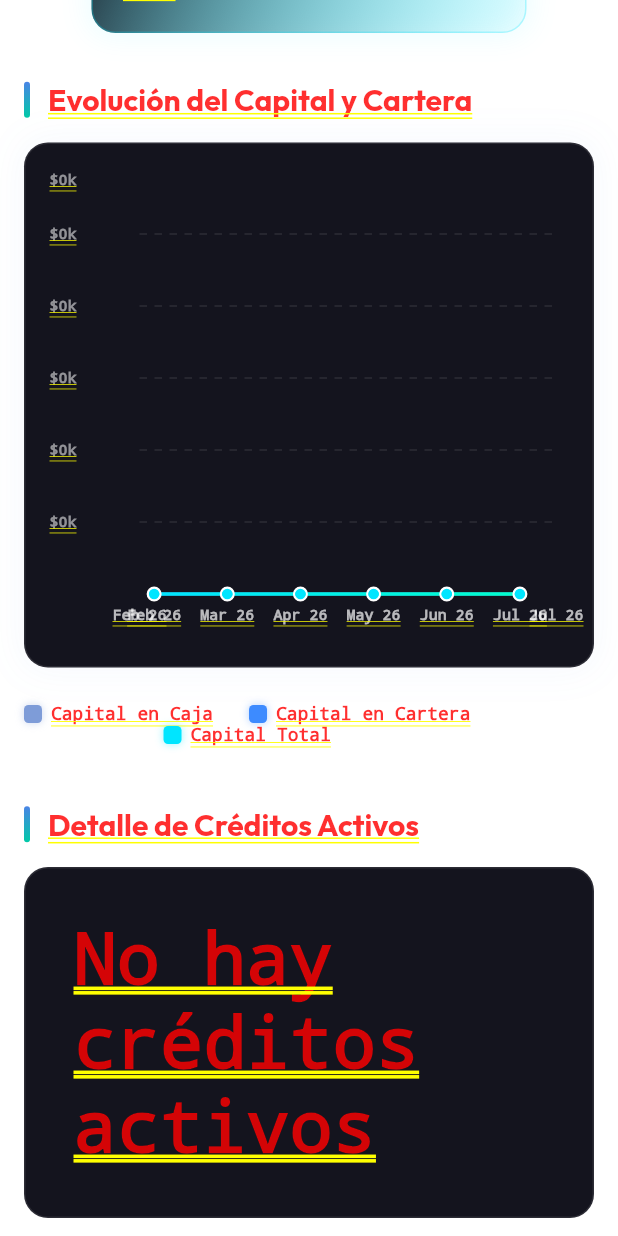
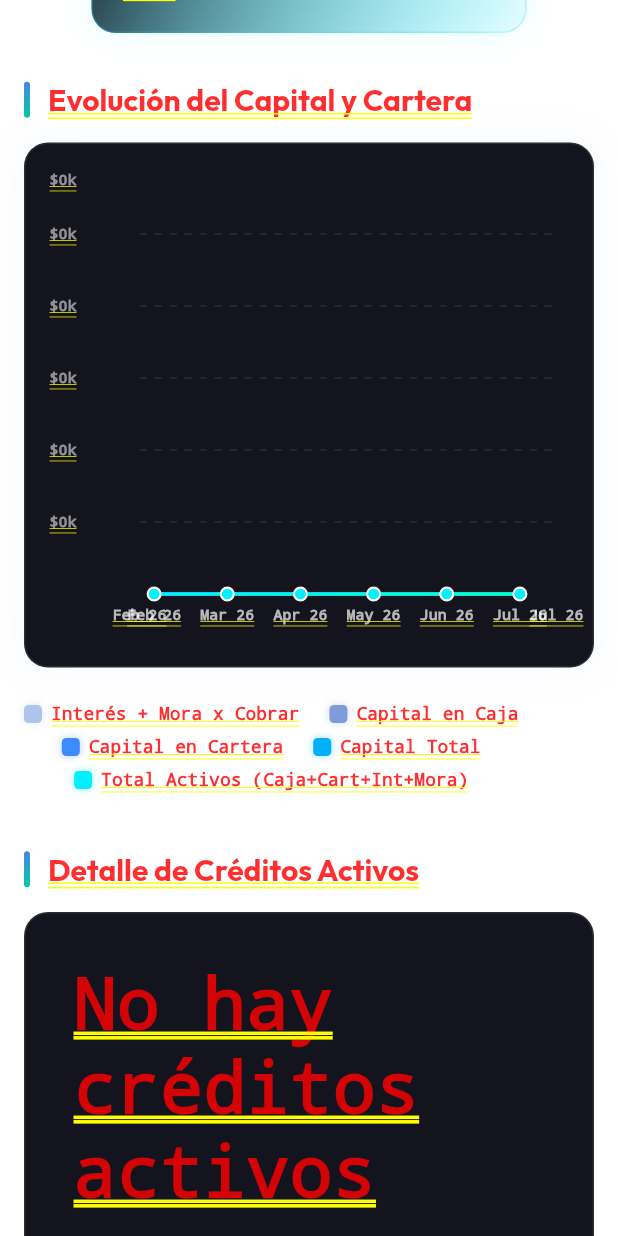
Before and after one commit to ProgramatorJ/finanzas-app, a Flutter app: the HistoricalPortfolioReportScreen screen opened directly, scrolled down 576 dp, on a phone screen of 412 x 824 dp. Run offline on Flutter 3.47's test engine with Material 3 defaults, Android fonts, the phone set to English and light mode, and no system bars; drawn by our look-alikes of fl_chart; our stand-ins replace cloud_firestore, firebase_auth, firebase_core, flex_color_scheme, flutter_local_notifications, flutter_riverpod and 4 more; accounts and stored records are empty.

```diff
--- a/lib/features/reports/historical_portfolio_report_screen.dart
+++ b/lib/features/reports/historical_portfolio_report_screen.dart
@@ -23,6 +23,8 @@ class _HistoricalPeriodData {
   double capitalCartera = 0; // Saldo de capital prestado a clientes (sin intereses)
   double capitalCaja = 0;    // Dinero en caja general
   double capitalTotal = 0;   // Caja + Cartera
+  double interesMora = 0;    // Interés + Mora pendiente por cobrar
+  double totalActivos = 0;   // Caja + Cartera + Interés + Mora (Total General)
 }
 
 class HistoricalPortfolioReportScreen extends ConsumerStatefulWidget {
@@ -220,23 +222,45 @@ class _HistoricalPortfolioReportScreenState extends ConsumerState<HistoricalPort
 
       double totalCapitalDesembolsado = 0;
       double totalCapitalPagado = 0;
+      double totalInteresEsperado = 0;
+      double totalInteresPagado = 0;
+      double totalMoraPendiente = 0;
 
       for (var c in credits) {
         if (c.disbursementDate.isBefore(pEnd) || c.disbursementDate.isAtSameMomentAs(pEnd)) {
           totalCapitalDesembolsado += c.principalAmount;
+          totalInteresEsperado += c.totalInterest;
 
           double capitalPagado = 0;
+          double interestPagado = 0;
+          double moraPagada = 0;
+          double totalMoraPagadaAllTime = 0;
+
           for (var pay in payments) {
-            if (pay.creditId == c.creditId && (pay.paymentDate.isBefore(pEnd) || pay.paymentDate.isAtSameMomentAs(pEnd))) {
-              capitalPagado += pay.appliedToPrincipal;
+            if (pay.creditId == c.creditId) {
+              totalMoraPagadaAllTime += pay.appliedToMora;
+              if (pay.paymentDate.isBefore(pEnd) || pay.paymentDate.isAtSameMomentAs(pEnd)) {
+                capitalPagado += pay.appliedToPrincipal;
+                interestPagado += pay.appliedToInterest;
+                moraPagada += pay.appliedToMora;
+              }
             }
           }
           totalCapitalPagado += capitalPagado;
+          totalInteresPagado += interestPagado;
+
+          if (capitalPagado < c.principalAmount) {
+            double moraRem = (c.accumulatedMora - totalMoraPagadaAllTime + moraPagada).clamp(0.0, double.infinity);
+            totalMoraPendiente += moraRem;
+          }
         }
       }
 
       md.capitalCartera = totalCapitalDesembolsado - totalCapitalPagado;
       if (md.capitalCartera < 0) md.capitalCartera = 0;
+
+      final double interesPendiente = (totalInteresEsperado - totalInteresPagado).clamp(0.0, double.infinity);
+      md.interesMora = interesPendiente + totalMoraPendiente;
 
       // Calcular Caja General histórica al final de este periodo (pEnd)
       final DateTime cutoffDate = DateTime(2026, 7, 1);
@@ -279,11 +303,12 @@ class _HistoricalPortfolioReportScreenState extends ConsumerState<HistoricalPort
 
       md.capitalCaja = recSubs + invSubs - credSubs - expSubs - ipSubs + adjSubs;
       md.capitalTotal = md.capitalCartera + md.capitalCaja;
+      md.totalActivos = md.capitalTotal + md.interesMora;
     }
 
     double maxY = 0;
     for (var p in contiguousPeriods) {
-      final val = dataByPeriod[p]!.capitalTotal;
+      final val = dataByPeriod[p]!.totalActivos;
       if (val > maxY) maxY = val;
     }
     if (maxY == 0) maxY = 100;
@@ -469,6 +494,32 @@ class _HistoricalPortfolioReportScreenState extends ConsumerState<HistoricalPort
                 lineBarsData: [
                   LineChartBarData(
                     spots: List.generate(contiguousPeriods.length, (i) {
+                      return FlSpot(i.toDouble(), dataByPeriod[contiguousPeriods[i]]!.interesMora);
+                    }),
+                    isCurved: true,
+                    gradient: const LinearGradient(colors: [Color(0xFFAEC4EB), Color(0xFFC5D4F0)]),
+                    barWidth: 1.8,
+                    isStrokeCapRound: true,
+                    dotData: FlDotData(
+                      show: true,
+                      getDotPainter: (spot, percent, barData, index) => FlDotCirclePainter(
+                        radius: 3,
+                        color: const Color(0xFFAEC4EB),
+                        strokeWidth: 1.5,
+                        strokeColor: Colors.white,
+                      ),
+                    ),
+                    belowBarData: BarAreaData(
+                      show: true,
+                      gradient: LinearGradient(
+                        colors: [const Color(0xFFAEC4EB).withValues(alpha: 0.06), const Color(0xFFAEC4EB).withValues(alpha: 0.0)],
+                        begin: Alignment.topCenter,
+                        end: Alignment.bottomCenter,
+                      ),
+                    ),
+                  ),
+                  LineChartBarData(
+                    spots: List.generate(contiguousPeriods.length, (i) {
                       return FlSpot(i.toDouble(), dataByPeriod[contiguousPeriods[i]]!.capitalCaja);
                     }),
                     isCurved: true,
@@ -487,7 +538,7 @@ class _HistoricalPortfolioReportScreenState extends ConsumerState<HistoricalPort
                     belowBarData: BarAreaData(
                       show: true,
                       gradient: LinearGradient(
-                        colors: [const Color(0xFF7E9CD8).withValues(alpha: 0.08), const Color(0xFF7E9CD8).withValues(alpha: 0.0)],
+                        colors: [const Color(0xFF7E9CD8).withValues(alpha: 0.06), const Color(0xFF7E9CD8).withValues(alpha: 0.0)],
                         begin: Alignment.topCenter,
                         end: Alignment.bottomCenter,
                       ),
@@ -513,7 +564,7 @@ class _HistoricalPortfolioReportScreenState extends ConsumerState<HistoricalPort
                     belowBarData: BarAreaData(
                       show: true,
                       gradient: LinearGradient(
-                        colors: [const Color(0xFF3D8BFF).withValues(alpha: 0.08), const Color(0xFF3D8BFF).withValues(alpha: 0.0)],
+                        colors: [const Color(0xFF3D8BFF).withValues(alpha: 0.06), const Color(0xFF3D8BFF).withValues(alpha: 0.0)],
                         begin: Alignment.topCenter,
                         end: Alignment.bottomCenter,
                       ),
@@ -524,14 +575,14 @@ class _HistoricalPortfolioReportScreenState extends ConsumerState<HistoricalPort
                       return FlSpot(i.toDouble(), dataByPeriod[contiguousPeriods[i]]!.capitalTotal);
                     }),
                     isCurved: true,
-                    gradient: const LinearGradient(colors: [Color(0xFF00E5FF), Color(0xFF00FFCC)]),
-                    barWidth: 2.2,
+                    gradient: const LinearGradient(colors: [Color(0xFF00B0FF), Color(0xFF00E5FF)]),
+                    barWidth: 1.8,
                     isStrokeCapRound: true,
                     dotData: FlDotData(
                       show: true,
                       getDotPainter: (spot, percent, barData, index) => FlDotCirclePainter(
-                        radius: 3.5,
-                        color: const Color(0xFF00E5FF),
+                        radius: 3,
+                        color: const Color(0xFF00B0FF),
                         strokeWidth: 1.5,
                         strokeColor: Colors.white,
                       ),
@@ -539,7 +590,33 @@ class _HistoricalPortfolioReportScreenState extends ConsumerState<HistoricalPort
                     belowBarData: BarAreaData(
                       show: true,
                       gradient: LinearGradient(
-                        colors: [const Color(0xFF00E5FF).withValues(alpha: 0.12), const Color(0xFF00E5FF).withValues(alpha: 0.0)],
+                        colors: [const Color(0xFF00B0FF).withValues(alpha: 0.08), const Color(0xFF00B0FF).withValues(alpha: 0.0)],
+                        begin: Alignment.topCenter,
+                        end: Alignment.bottomCenter,
+                      ),
+                    ),
+                  ),
+                  LineChartBarData(
+                    spots: List.generate(contiguousPeriods.length, (i) {
+                      return FlSpot(i.toDouble(), dataByPeriod[contiguousPeriods[i]]!.totalActivos);
+                    }),
+                    isCurved: true,
+                    gradient: const LinearGradient(colors: [Color(0xFF00F0FF), Color(0xFF00FFCC)]),
+                    barWidth: 2.2,
+                    isStrokeCapRound: true,
+                    dotData: FlDotData(
+                      show: true,
+                      getDotPainter: (spot, percent, barData, index) => FlDotCirclePainter(
+                        radius: 3.5,
+                        color: const Color(0xFF00F0FF),
+                        strokeWidth: 1.5,
+                        strokeColor: Colors.white,
+                      ),
+                    ),
+                    belowBarData: BarAreaData(
+                      show: true,
+                      gradient: LinearGradient(
+                        colors: [const Color(0xFF00F0FF).withValues(alpha: 0.12), const Color(0xFF00F0FF).withValues(alpha: 0.0)],
                         begin: Alignment.topCenter,
                         end: Alignment.bottomCenter,
                       ),
@@ -553,9 +630,11 @@ class _HistoricalPortfolioReportScreenState extends ConsumerState<HistoricalPort
                       return touchedSpots.map((spot) {
                         final date = contiguousPeriods[spot.x.toInt()];
                         String label = '';
-                        if (spot.barIndex == 0) label = 'Caja: ';
-                        if (spot.barIndex == 1) label = 'Cartera: ';
-                        if (spot.barIndex == 2) label = 'Cap. Total: ';
+                        if (spot.barIndex == 0) label = 'Int+Mora: ';
+                        if (spot.barIndex == 1) label = 'Caja: ';
+                        if (spot.barIndex == 2) label = 'Cartera: ';
+                        if (spot.barIndex == 3) label = 'Cap. Total: ';
+                        if (spot.barIndex == 4) label = 'Total Activos: ';
                         return LineTooltipItem(
                           '$label${copFormatter.format(spot.y)}',
                           TextStyle(color: isDark ? Colors.white : Colors.black, fontWeight: FontWeight.bold),
@@ -571,12 +650,15 @@ class _HistoricalPortfolioReportScreenState extends ConsumerState<HistoricalPort
           Padding(
             padding: const EdgeInsets.symmetric(vertical: 8),
             child: Wrap(
-              spacing: 24,
+              spacing: 20,
+              runSpacing: 8,
               alignment: WrapAlignment.center,
               children: [
+                _buildLegendDot(const Color(0xFFAEC4EB), 'Interés + Mora x Cobrar'),
                 _buildLegendDot(const Color(0xFF7E9CD8), 'Capital en Caja'),
                 _buildLegendDot(const Color(0xFF3D8BFF), 'Capital en Cartera'),
-                _buildLegendDot(const Color(0xFF00E5FF), 'Capital Total'),
+                _buildLegendDot(const Color(0xFF00B0FF), 'Capital Total'),
+                _buildLegendDot(const Color(0xFF00F0FF), 'Total Activos (Caja+Cart+Int+Mora)'),
               ],
             ),
           ),
```
Also changed, not shown: lib/features/reports/balance_sheet_report_screen.dart (+8 -8 lines), lib/features/reports/disbursements_report_screen.dart (+7 -7 lines), lib/features/reports/profit_report_screen.dart (+9 -9 lines), lib/features/reports/upcoming_payments_report_screen.dart (+6 -6 lines), 1 other file.
